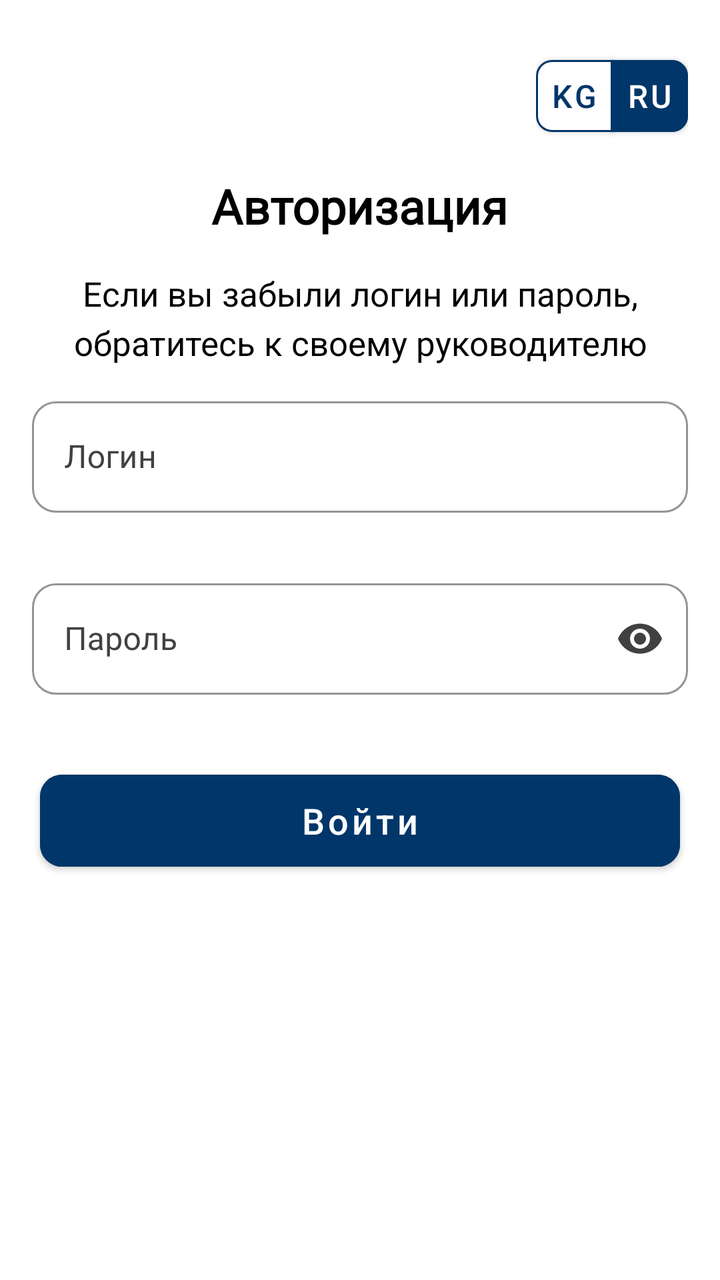
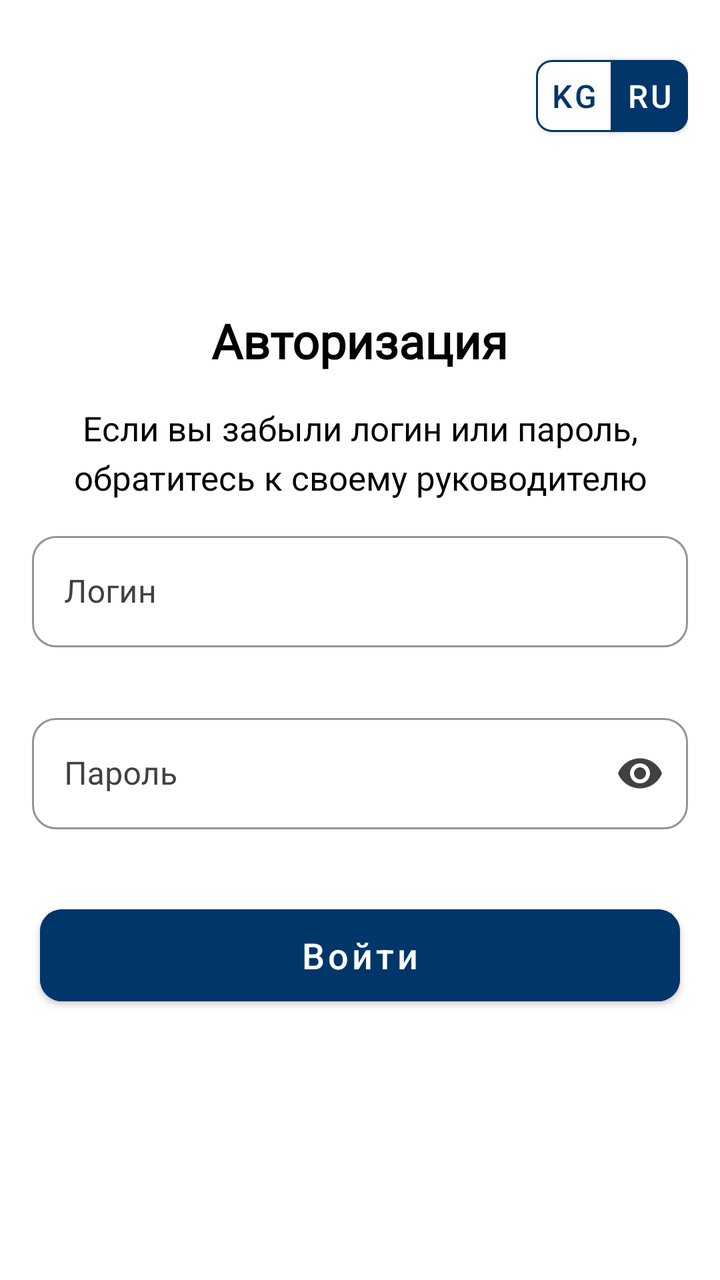

Two renders of the same Android screen: before a commit and after it. Below are the layout's source before the change and the commit's diff.
<!-- AndroidManifest.xml: application theme Theme.GEEKS_PRO_MVD -->
<!-- res/layout/fragment_authorization.xml -->
<RelativeLayout xmlns:android="http://schemas.android.com/apk/res/android"
    xmlns:app="http://schemas.android.com/apk/res-auto"
    xmlns:tools="http://schemas.android.com/tools"
    android:layout_width="match_parent"
    android:layout_height="match_parent"
    android:background="@color/white"
    tools:context=".presentation.ui.fragments.auth.AuthorizationFragment">

    <com.google.android.material.button.MaterialButtonToggleGroup
        android:id="@+id/buttonToggleGroup"
        android:layout_width="76dp"
        android:layout_height="wrap_content"
        android:layout_alignParentTop="true"
        android:layout_alignParentEnd="true"
        android:layout_marginTop="24dp"
        android:layout_marginEnd="16dp"
        app:selectionRequired="true"
        app:singleSelection="true">

        <com.google.android.material.button.MaterialButton
            android:id="@+id/kg_btn"
            android:layout_width="0dp"
            android:layout_height="wrap_content"
            android:layout_weight="1"
            android:padding="0dp"
            android:text="@string/kg"
            android:textColor="@color/dark_blue"
            android:textSize="16sp"
            app:backgroundTint="@color/white"
            app:cornerRadius="8dp"
            app:strokeColor="@color/dark_blue"
            app:strokeWidth="1dp" />

        <com.google.android.material.button.MaterialButton
            android:id="@+id/ru_btn"
            android:layout_width="0dp"
            android:layout_height="wrap_content"
            android:layout_weight="1"
            android:padding="0dp"
            android:text="@string/ru"
            android:textColor="@color/white"
            android:textSize="16sp"
            app:backgroundTint="@color/dark_blue"
            app:cornerRadius="8dp"
            app:strokeColor="@color/dark_blue"
            app:strokeWidth="1dp" />

    </com.google.android.material.button.MaterialButtonToggleGroup>

    <LinearLayout
        android:id="@+id/ln_main_authorization"
        android:layout_width="match_parent"
        android:layout_height="wrap_content"
        android:layout_centerInParent="true"
        android:orientation="vertical"
        android:paddingBottom="135dp">

        <TextView
            android:id="@+id/tv_authorization"
            android:layout_width="wrap_content"
            android:layout_height="wrap_content"
            android:layout_gravity="center"
            android:layout_marginTop="14dp"
            android:fontFamily="@font/roboto"
            android:padding="7dp"
            android:text="@string/authorization"
            android:textColor="@color/black"
            android:textSize="@dimen/_27_50sp"
            android:textStyle="bold" />

        <TextView
            android:id="@+id/tv_notice"
            android:layout_width="wrap_content"
            android:layout_height="wrap_content"
            android:layout_gravity="center"
            android:layout_marginHorizontal="20dp"
            android:layout_marginTop="10dp"
            android:lineSpacingExtra="5sp"
            android:padding="2dp"
            android:text="@string/notice"
            android:textAlignment="center"
            android:textAppearance="@style/CustomTextInputLayout"
            android:textSize="@dimen/_17sp"
            android:translationY="-2.62sp" />

        <com.google.android.material.textfield.TextInputLayout
            android:id="@+id/tILLogin"
            style="@style/CustomTextInputLayout"
            android:layout_width="match_parent"
            android:layout_height="wrap_content"
            android:layout_marginHorizontal="16dp"
            android:layout_marginTop="8dp"
            android:textColorHint="@color/dark_brown"
            app:boxCornerRadiusBottomEnd="12dp"
            app:boxCornerRadiusBottomStart="12dp"
            app:boxCornerRadiusTopEnd="12dp"
            app:boxCornerRadiusTopStart="12dp"
            app:boxStrokeColor="@color/dark_blue"
            app:endIconMode="clear_text"
            app:hintTextColor="@color/black">

            <com.google.android.material.textfield.TextInputEditText
                android:id="@+id/etUserLogin"
                style="@style/CustomEditText"
                android:layout_width="match_parent"
                android:layout_height="wrap_content"
                android:drawablePadding="10dp"
                android:hint="@string/Login"
                android:inputType="textLongMessage"
                android:maxLength="100" />

        </com.google.android.material.textfield.TextInputLayout>

        <com.google.android.material.textfield.TextInputLayout
            android:id="@+id/tILPassword"
            style="@style/CustomTextInputLayout"
            android:layout_width="match_parent"
            android:layout_height="wrap_content"
            android:layout_marginHorizontal="16dp"
            android:layout_marginTop="30dp"
            android:textColorHint="@color/dark_brown"
            app:boxCornerRadiusBottomEnd="12dp"
            app:boxCornerRadiusBottomStart="12dp"
            app:boxCornerRadiusTopEnd="12dp"
            app:boxCornerRadiusTopStart="12dp"
            app:boxStrokeColor="@color/dark_blue"
            app:endIconMode="password_toggle"
            app:endIconTint="@color/dark_brown"
            app:hintTextColor="@color/black">

            <com.google.android.material.textfield.TextInputEditText
                android:id="@+id/etUserPasswords"
                style="@style/CustomEditText"
                android:layout_width="match_parent"
                android:layout_height="wrap_content"
                android:drawablePadding="10dp"
                android:hint="@string/Password"
                android:inputType="textPassword"
                android:maxLength="128" />

        </com.google.android.material.textfield.TextInputLayout>

        <com.google.android.material.button.MaterialButton
            android:id="@+id/btnContinue"
            android:layout_width="match_parent"
            android:layout_height="58dp"
            android:layout_gravity="center"
            android:layout_marginHorizontal="20dp"
            android:layout_marginTop="34dp"
            android:backgroundTint="@color/dark_blue"
            android:text="@string/goInto"
            android:textAllCaps="false"
            android:textColor="@color/white"
            android:textSize="18sp"
            app:cornerRadius="11dp" />

    </LinearLayout>

</RelativeLayout>
<!-- resources referenced by this layout -->
<resources>
  <color name="black">#FF000000</color>
  <color name="dark_blue">#003669</color>
  <color name="dark_brown">#414141</color>
  <color name="white">#FFFFFFFF</color>
  <dimen name="_17sp">17sp</dimen>
  
      //Padding
  <dimen name="_27_50sp">24sp</dimen>
  <string name="Login">Логин</string>
  <string name="Password">Пароль</string>
  <string name="authorization">Авторизация</string>
  <string name="goInto">Войти</string>
  <string name="kg">KG</string>
  <string name="notice">Если вы забыли логин или пароль, обратитесь к своему руководителю</string>
  <string name="ru">RU</string>
  <style name="CustomEditText" parent="Widget.MaterialComponents.TextInputEditText.OutlinedBox">
          <item name="android:textColor">@color/black</item>
          <item name="android:backgroundTint">@color/colorPrimary</item>
      </style>
  <style name="CustomTextInputLayout" parent="Widget.MaterialComponents.TextInputLayout.OutlinedBox">
          <item name="boxStrokeColor">@color/colorPrimary</item>
          <item name="hintTextColor">@color/black</item>
      </style>
  <style name="Theme.GEEKS_PRO_MVD" parent="Base.Theme.GEEKS_PRO_MVD">
          <item name="colorPrimary">@color/dark_blue</item>
          <item name="colorPrimaryDark">#FDFDFD</item>
          <item name="colorAccent">@color/gray</item>
          <item name="android:navigationBarColor">@color/dark_blue</item>
          <item name="android:windowBackground">@color/white</item>
      </style>
  <color name="colorPrimary">#6200EE</color>
  <style name="Base.Theme.GEEKS_PRO_MVD" parent="Theme.MaterialComponents.Light.NoActionBar">
          <item name="colorPrimary">@color/dark_blue</item>
          <item name="colorPrimaryDark">#FDFDFD</item>
          <item name="colorAccent">@color/gray</item>
          <item name="android:navigationBarColor">@color/dark_blue</item>
          <item name="android:windowBackground">@color/white</item>
      </style>
  <color name="gray">#a4a4a4</color>
</resources>

<!-- the commit's change to res/layout/fragment_authorization.xml (unified diff, before → after) -->
@@ -52,8 +52,7 @@
         android:layout_width="match_parent"
         android:layout_height="wrap_content"
         android:layout_centerInParent="true"
-        android:orientation="vertical"
-        android:paddingBottom="135dp">
+        android:orientation="vertical">
 
         <TextView
             android:id="@+id/tv_authorization"
